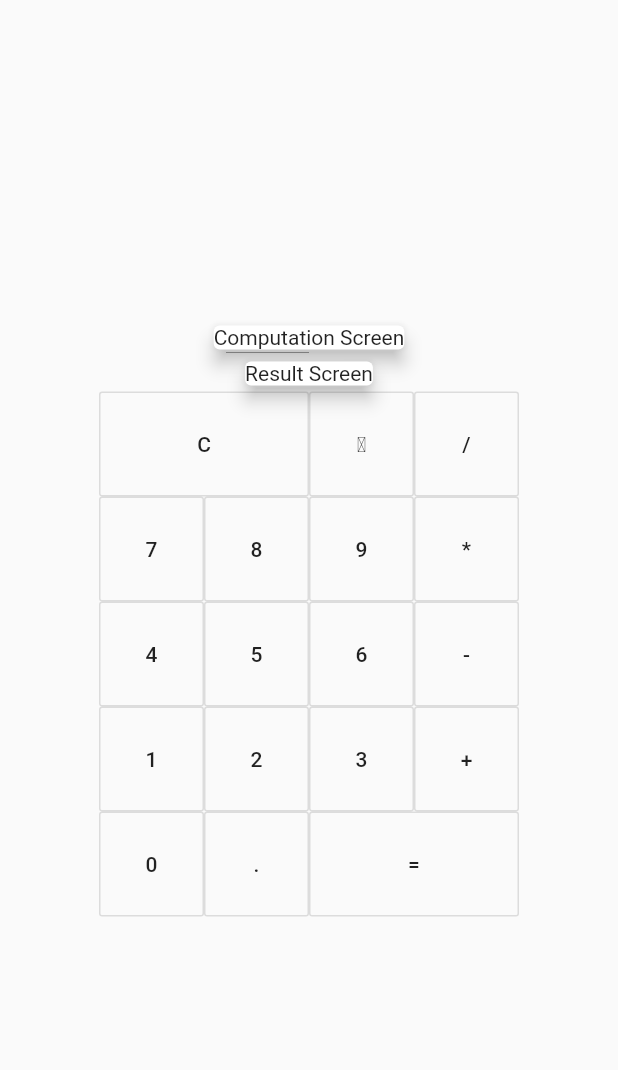
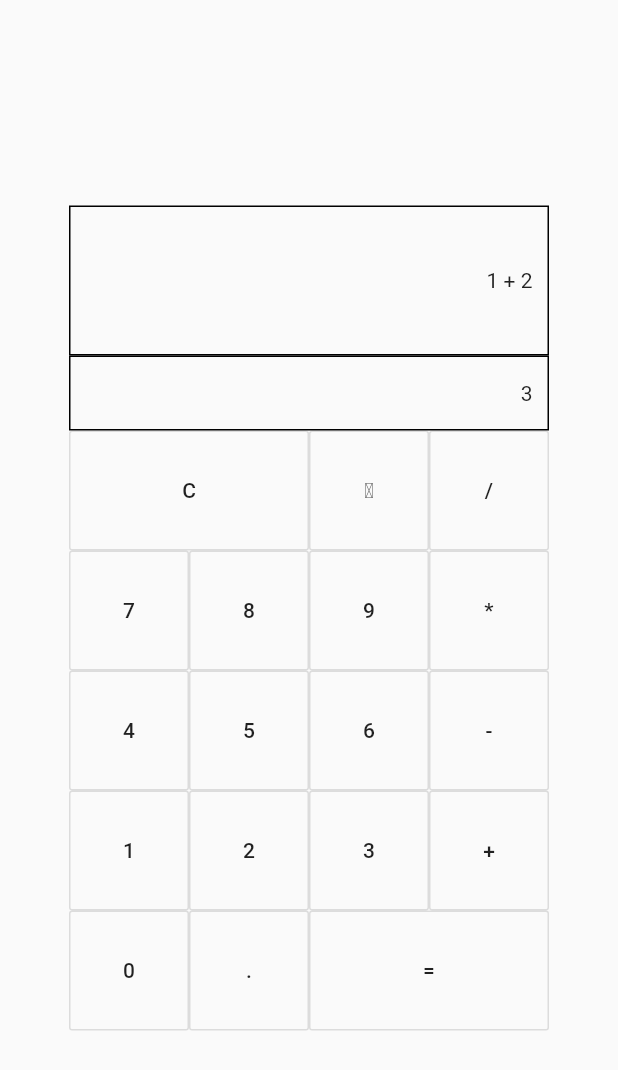
Before and after one commit to fritter/calculator_flutter, a Flutter app: the screen it shows after launch, on a phone screen of 412 x 824 dp. Shown: the top 1070 px of the screen. Run offline on Flutter 3.47's test engine with Material 2 defaults, Android fonts, the phone set to English and light mode, and no system bars.

Commit message:
Created the sketch for Computation and Result Screens.

```diff
--- a/lib/widgets/button.dart
+++ b/lib/widgets/button.dart
@@ -8,8 +8,8 @@ class Button extends StatelessWidget {
   @override
   Widget build(BuildContext context) {
     return SizedBox(
-      height: 70,
-      width: 70,
+      height: 80,
+      width: 80,
       child: OutlineButton(
         onPressed: () {},
         child: Text(textButton),
--- a/lib/widgets/button_large.dart
+++ b/lib/widgets/button_large.dart
@@ -8,8 +8,8 @@ class ButtonLarge extends StatelessWidget {
   @override
   Widget build(BuildContext context) {
     return SizedBox(
-      height: 70,
-      width: 140,
+      height: 80,
+      width: 160,
       child: OutlineButton(
         onPressed: () {},
         child: Text(textButton),
--- a/lib/widgets/computation_screen.dart
+++ b/lib/widgets/computation_screen.dart
@@ -3,9 +3,15 @@ import 'package:flutter/material.dart';
 class ComputationScreen extends StatelessWidget {
   @override
   Widget build(BuildContext context) {
-    return Card(
-      elevation: 5,
-      child: Text('Computation Screen'),
+    return SizedBox(
+      height: 100,
+      width: 320,
+      child: Container(
+        alignment: Alignment.centerRight,
+        padding: EdgeInsets.all(10),
+        decoration: BoxDecoration(border: Border.all(color: Colors.black)),
+        child: Text('1 + 2'),
+      ),
     );
   }
 }
--- a/lib/widgets/result_screen.dart
+++ b/lib/widgets/result_screen.dart
@@ -3,9 +3,17 @@ import 'package:flutter/material.dart';
 class ResultScreen extends StatelessWidget {
   @override
   Widget build(BuildContext context) {
-    return Card(
-      elevation: 5,
-      child: Text('Result Screen'),
+    return SizedBox(
+      height: 50,
+      width: 320,
+      child: Container(
+        alignment: Alignment.centerRight,
+        padding: EdgeInsets.all(10),
+        decoration: BoxDecoration(
+          border: Border.all(color: Colors.black),
+        ),
+        child: Text('3'),
+      ),
     );
   }
 }
```
